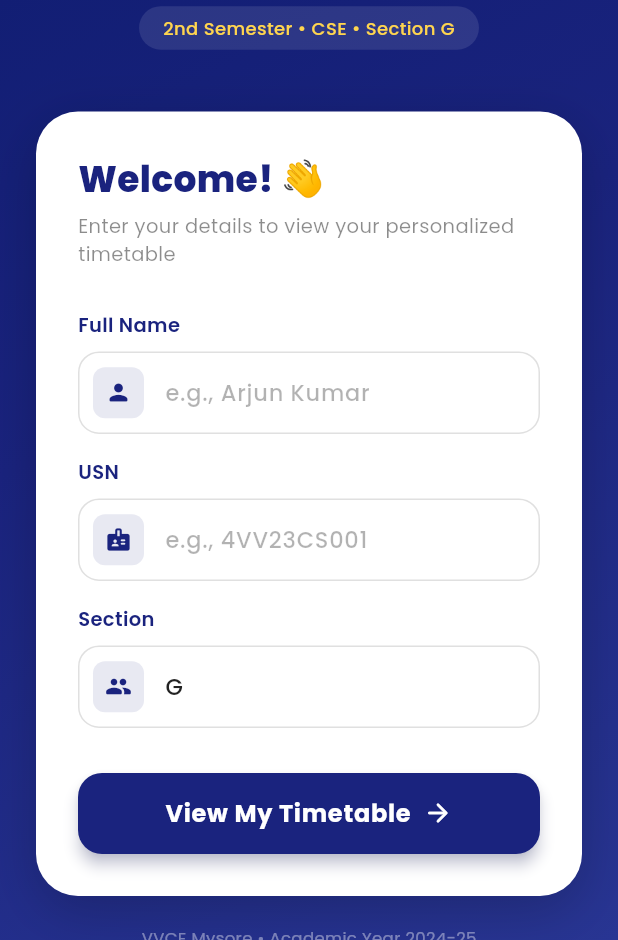
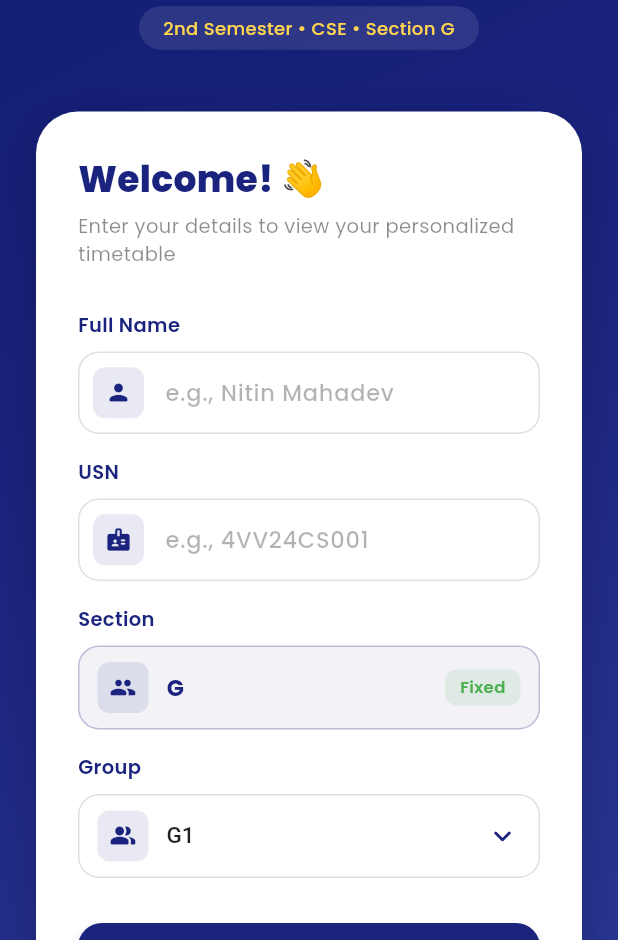
Before and after one commit to vvce25cse0423-lgtm/vvce_timetable, a Flutter app: the screen it shows after launch, on a phone screen of 412 x 824 dp, the part 296-1236 px from its top. Run offline on Flutter 3.47's test engine with Material 3 defaults, Android fonts, the phone set to English and light mode, and no system bars; drawn by our look-alikes of flutter_animate; our stand-ins replace google_fonts, shared_preferences.

Commit message:
feat: Nitin's updates - login group dropdown, timetable corrections

```diff
--- a/lib/screens/login_screen.dart
+++ b/lib/screens/login_screen.dart
@@ -20,7 +20,11 @@ class _LoginScreenState extends State<LoginScreen> {
   final _formKey = GlobalKey<FormState>();
   final _nameController = TextEditingController();
   final _usnController = TextEditingController();
-  final _sectionController = TextEditingController(text: 'G');
+
+  // Section is frozen to G
+  final String _section = 'G';
+  // Group dropdown: G1, G2, G3
+  String _selectedGroup = 'G1';
 
   bool _isLoading = false;
 
@@ -28,29 +32,23 @@ class _LoginScreenState extends State<LoginScreen> {
   void dispose() {
     _nameController.dispose();
     _usnController.dispose();
-    _sectionController.dispose();
     super.dispose();
   }
 
   Future<void> _login() async {
     if (!_formKey.currentState!.validate()) return;
-
     setState(() => _isLoading = true);
-
-    // Simulate brief processing
     await Future.delayed(const Duration(milliseconds: 600));
-
     final prefs = await PrefsService.getInstance();
     await prefs.saveStudent(
       name: _nameController.text,
       usn: _usnController.text,
-      section: _sectionController.text,
+      section: '$_section - $_selectedGroup',
     );
-
     if (!mounted) return;
     setState(() => _isLoading = false);
-
-    Navigator.of(context).pushReplacement(
+    final navigator = Navigator.of(context);
+    navigator.pushReplacement(
       PageRouteBuilder(
         pageBuilder: (_, __, ___) => const TimetableScreen(),
         transitionsBuilder: (_, animation, __, child) {
@@ -73,7 +71,6 @@ class _LoginScreenState extends State<LoginScreen> {
   @override
   Widget build(BuildContext context) {
     final size = MediaQuery.of(context).size;
-
     return Scaffold(
       body: Container(
         width: double.infinity,
@@ -95,26 +92,18 @@ class _LoginScreenState extends State<LoginScreen> {
             child: Column(
               children: [
                 SizedBox(height: size.height * 0.06),
-
-                // Header Section
                 _buildHeader(),
-
                 SizedBox(height: size.height * 0.05),
-
-                // Form Card
                 _buildFormCard(),
-
-                const SizedBox(height: 20),
-
-                // Footer
+                const SizedBox(height: 16),
+                // Academic Year footer
                 Text(
-                  'VVCE Mysore • Academic Year 2024-25',
+                  'VVCE Mysore • Academic Year 2025-26',
                   style: TextStyle(
                     color: Colors.white.withOpacity(0.4),
                     fontSize: 11,
                   ),
                 ).animate(delay: 800.ms).fadeIn(),
-
                 const SizedBox(height: 30),
               ],
             ),
@@ -135,9 +124,7 @@ class _LoginScreenState extends State<LoginScreen> {
               curve: Curves.elasticOut,
             )
             .fadeIn(duration: 500.ms),
-
         const SizedBox(height: 16),
-
         const Text(
           'VVCE TimeTable',
           style: TextStyle(
@@ -147,9 +134,7 @@ class _LoginScreenState extends State<LoginScreen> {
             letterSpacing: 1,
           ),
         ).animate(delay: 200.ms).slideY(begin: 0.4).fadeIn(duration: 400.ms),
-
         const SizedBox(height: 6),
-
         Container(
           padding: const EdgeInsets.symmetric(horizontal: 16, vertical: 6),
           decoration: BoxDecoration(
@@ -188,7 +173,6 @@ class _LoginScreenState extends State<LoginScreen> {
         child: Column(
           crossAxisAlignment: CrossAxisAlignment.start,
           children: [
-            // Welcome text
             const Text(
               'Welcome! 👋',
               style: TextStyle(
@@ -214,7 +198,7 @@ class _LoginScreenState extends State<LoginScreen> {
             _buildField(
               controller: _nameController,
               label: 'Full Name',
-              hint: 'e.g., Arjun Kumar',
+              hint: 'e.g., Nitin Mahadev',
               icon: Icons.person_rounded,
               delay: 500,
               validator: (v) {
@@ -230,13 +214,13 @@ class _LoginScreenState extends State<LoginScreen> {
             _buildField(
               controller: _usnController,
               label: 'USN',
-              hint: 'e.g., 4VV23CS001',
+              hint: 'e.g., 4VV24CS001',
               icon: Icons.badge_rounded,
               delay: 600,
               textCapitalization: TextCapitalization.characters,
               inputFormatters: [
                 FilteringTextInputFormatter.allow(RegExp(r'[a-zA-Z0-9]')),
-                LengthLimitingTextInputFormatter(10),
+                LengthLimitingTextInputFormatter(12),
               ],
               validator: (v) {
                 if (v == null || v.trim().isEmpty) return 'Please enter your USN';
@@ -247,23 +231,13 @@ class _LoginScreenState extends State<LoginScreen> {
 
             const SizedBox(height: 16),
 
-            // Section Field
-            _buildField(
-              controller: _sectionController,
-              label: 'Section',
-              hint: 'G',
-              icon: Icons.group_rounded,
-              delay: 700,
-              textCapitalization: TextCapitalization.characters,
-              inputFormatters: [
-                FilteringTextInputFormatter.allow(RegExp(r'[a-zA-Z]')),
-                LengthLimitingTextInputFormatter(2),
-              ],
-              validator: (v) {
-                if (v == null || v.trim().isEmpty) return 'Please enter your section';
-                return null;
-              },
-            ),
+            // Section — FROZEN to G (read-only display)
+            _buildFrozenSection(delay: 700),
+
+            const SizedBox(height: 16),
+
+            // Group Dropdown — G1, G2, G3
+            _buildGroupDropdown(delay: 750),
 
             const SizedBox(height: 30),
 
@@ -307,11 +281,151 @@ class _LoginScreenState extends State<LoginScreen> {
                         ],
                       ),
               ),
-            ).animate(delay: 800.ms).slideY(begin: 0.4).fadeIn(),
+            ).animate(delay: 850.ms).slideY(begin: 0.4).fadeIn(),
           ],
         ),
       ),
     ).animate(delay: 350.ms).slideY(begin: 0.3).fadeIn(duration: 500.ms);
+  }
+
+  /// Frozen Section field — always shows "G", not editable
+  Widget _buildFrozenSection({required int delay}) {
+    return Column(
+      crossAxisAlignment: CrossAxisAlignment.start,
+      children: [
+        const Text(
+          'Section',
+          style: TextStyle(
+            fontSize: 13,
+            fontWeight: FontWeight.w600,
+            color: AppTheme.primaryBlue,
+          ),
+        ),
+        const SizedBox(height: 8),
+        Container(
+          height: 56,
+          padding: const EdgeInsets.symmetric(horizontal: 12),
+          decoration: BoxDecoration(
+            color: AppTheme.primaryBlue.withOpacity(0.06),
+            borderRadius: BorderRadius.circular(14),
+            border: Border.all(color: AppTheme.primaryBlue.withOpacity(0.25)),
+          ),
+          child: Row(
+            children: [
+              Container(
+                margin: const EdgeInsets.symmetric(vertical: 8),
+                padding: const EdgeInsets.all(8),
+                decoration: BoxDecoration(
+                  color: AppTheme.primaryBlue.withOpacity(0.1),
+                  borderRadius: BorderRadius.circular(8),
+                ),
+                child: const Icon(
+                  Icons.group_rounded,
+                  color: AppTheme.primaryBlue,
+                  size: 18,
+                ),
+              ),
+              const SizedBox(width: 12),
+              const Text(
+                'G',
+                style: TextStyle(
+                  fontSize: 15,
+                  fontWeight: FontWeight.w700,
+                  color: AppTheme.primaryBlue,
+                ),
+              ),
+              const Spacer(),
+              Container(
+                padding: const EdgeInsets.symmetric(horizontal: 10, vertical: 4),
+                decoration: BoxDecoration(
+                  color: Colors.green.withOpacity(0.12),
+                  borderRadius: BorderRadius.circular(8),
+                ),
+                child: const Text(
+                  'Fixed',
+                  style: TextStyle(
+                    fontSize: 11,
+                    fontWeight: FontWeight.w600,
+                    color: Colors.green,
+                  ),
+                ),
+              ),
+            ],
+          ),
+        ),
+      ],
+    ).animate(delay: Duration(milliseconds: delay)).slideX(begin: -0.2).fadeIn(duration: 400.ms);
+  }
+
+  /// Group dropdown — G1, G2, G3
+  Widget _buildGroupDropdown({required int delay}) {
+    return Column(
+      crossAxisAlignment: CrossAxisAlignment.start,
+      children: [
+        const Text(
+          'Group',
+          style: TextStyle(
+            fontSize: 13,
+            fontWeight: FontWeight.w600,
+            color: AppTheme.primaryBlue,
+          ),
+        ),
+        const SizedBox(height: 8),
+        Container(
+          height: 56,
+          padding: const EdgeInsets.symmetric(horizontal: 12),
+          decoration: BoxDecoration(
+            color: Colors.white,
+            borderRadius: BorderRadius.circular(14),
+            border: Border.all(color: const Color(0xFFE0E0E0)),
+          ),
+          child: Row(
+            children: [
+              Container(
+                margin: const EdgeInsets.symmetric(vertical: 8),
+                padding: const EdgeInsets.all(8),
+                decoration: BoxDecoration(
+                  color: AppTheme.primaryBlue.withOpacity(0.1),
+                  borderRadius: BorderRadius.circular(8),
+                ),
+                child: const Icon(
+                  Icons.people_alt_rounded,
+                  color: AppTheme.primaryBlue,
+                  size: 18,
+                ),
+              ),
+              const SizedBox(width: 12),
+              Expanded(
+                child: DropdownButtonHideUnderline(
+                  child: DropdownButton<String>(
+                    value: _selectedGroup,
+                    isExpanded: true,
+                    style: const TextStyle(
+                      fontSize: 15,
+                      fontWeight: FontWeight.w500,
+                      color: Colors.black87,
+                    ),
+                    icon: const Icon(
+                      Icons.keyboard_arrow_down_rounded,
+                      color: AppTheme.primaryBlue,
+                    ),
+                    items: ['G1', 'G2', 'G3']
+                        .map((g) => DropdownMenuItem(
+                              value: g,
+                              child: Text(g),
+                            ))
+                        .toList(),
+                    onChanged: (val) {
+                      if (val != null) setState(() => _selectedGroup = val);
+                    },
+                  ),
+                ),
+              ),
+            ],
+          ),
+        ),
+      ],
+    ).animate(delay: Duration(milliseconds: delay)).slideX(begin: -0.2).fadeIn(duration: 400.ms);
   }
 
   Widget _buildField({
--- a/lib/screens/timetable_screen.dart
+++ b/lib/screens/timetable_screen.dart
@@ -444,10 +444,12 @@ class _TimetableScreenState extends State<TimetableScreen>
           ),
         ),
 
-        // Slot cards
+        // Slot cards — index mapped to timeSlots array safely
         ...slots.asMap().entries.map((entry) {
           final index = entry.key;
           final slot = entry.value;
+          // Guard: only render if index is within timeSlots bounds
+          if (index >= timeSlots.length) return const SizedBox.shrink();
           final timeRange = timeSlots[index];
 
           if (slot == null) {
```
Also changed, not shown: lib/data/timetable_data.dart (+35 -70 lines), lib/screens/splash_screen.dart (+16 -1 lines).
